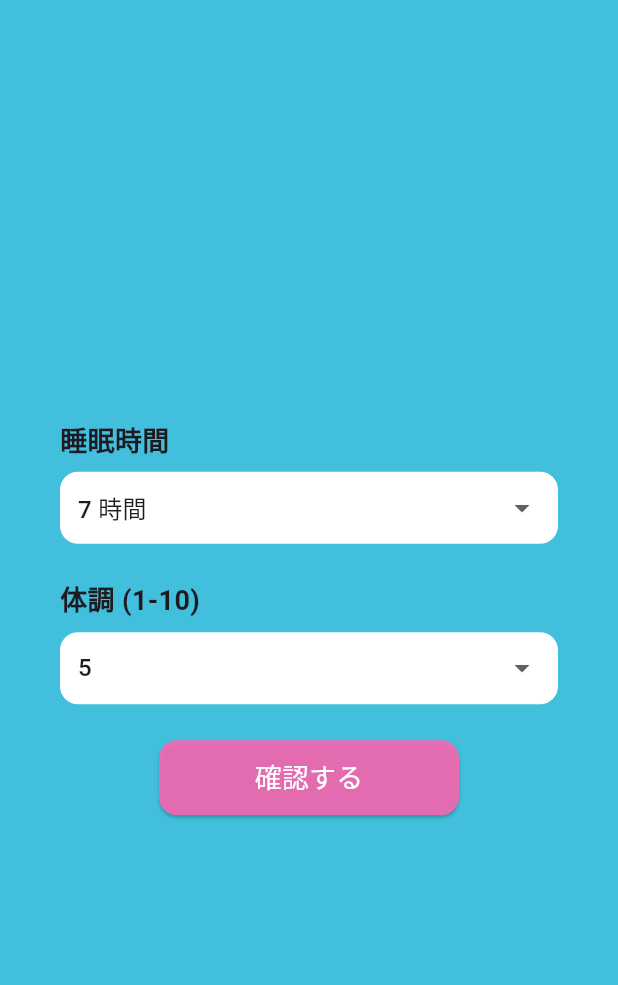
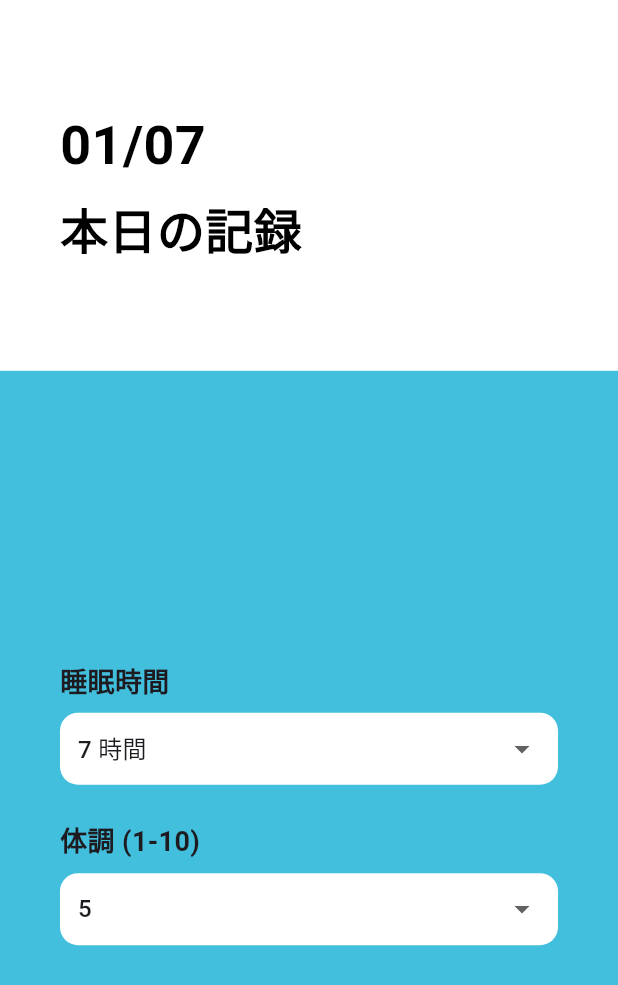
Before and after one commit to health-Care-App/health_care_app, a Flutter app: the SurveyScreen screen opened directly, on a phone screen of 412 x 824 dp. Shown: the top 985 px of the screen. Run offline on Flutter 3.47's test engine with Material 3 defaults, Android fonts, the light colour scheme and no system bars; our stand-ins replace audioplayers, cloud_firestore, firebase_auth, firebase_core, fl_chart, flutter_riverpod and 4 more; accounts and stored records are empty; statements that could not run were skipped.

Commit message:
fix survey

```diff
--- a/frontend/app/lib/survey.dart
+++ b/frontend/app/lib/survey.dart
@@ -1,4 +1,5 @@
 import 'package:flutter/material.dart';
+import 'package:intl/intl.dart';
 import 'package:app/api/sleep_time/post/fetch.dart';
 import 'package:app/api/health/post/fetch.dart';
 import 'package:app/chat/chat_screen.dart';
@@ -54,14 +55,55 @@ class _SurveyScreenState extends State<SurveyScreen> {
     }
   }
 
+  String getCurrentDate() {
+    final now = DateTime.now();
+    return DateFormat('MM/dd').format(now);
+  }
+
   @override
   Widget build(BuildContext context) {
     return Scaffold(
-      body: Container(
+      body: Column(
+        children: [
+          Container(
+            height: MediaQuery.of(context).size.height * 0.3, // 画面の縦幅の3割
+            width: double.infinity,
+            color: Colors.white,
+            child: Padding(
+              padding:
+                  const EdgeInsets.symmetric(horizontal: 40.0, vertical: 24.0),
+              child: Column(
+                crossAxisAlignment: CrossAxisAlignment.start,
+                mainAxisAlignment: MainAxisAlignment.center,
+                children: [
+                  Text(
+                    getCurrentDate(),
+                    style: const TextStyle(
+                      fontSize: 36,
+                      color: Colors.black,
+                      fontWeight: FontWeight.bold,
+                    ),
+                  ),
+                  const SizedBox(height: 8),
+                  const Text(
+                    '本日の記録',
+                    style: TextStyle(
+                      fontSize: 32,
+                      color: Colors.black,
+                      fontWeight: FontWeight.bold,
+                    ),
+                  ),
+                ],
+              ),
+            ),
+          ),
+          Expanded(
+            child: Container(
               width: double.infinity, // 背景を画面幅いっぱいに広げる
               color: baseColor, // 背景色を水色に設定
               child: Padding(
-          padding: const EdgeInsets.symmetric(horizontal: 40.0, vertical: 24.0),
+                padding: const EdgeInsets.symmetric(
+                    horizontal: 40.0, vertical: 24.0),
                 child: Column(
                   crossAxisAlignment: CrossAxisAlignment.start,
                   mainAxisAlignment: MainAxisAlignment.center,
@@ -71,7 +113,8 @@ class _SurveyScreenState extends State<SurveyScreen> {
                       children: [
                         const Text(
                           '睡眠時間',
-                    style: TextStyle(fontSize: 18, fontWeight: FontWeight.bold),
+                          style: TextStyle(
+                              fontSize: 18, fontWeight: FontWeight.bold),
                         ),
                         const SizedBox(height: 8),
                         Container(
@@ -111,7 +154,8 @@ class _SurveyScreenState extends State<SurveyScreen> {
                       children: [
                         const Text(
                           '体調 (1-10)',
-                    style: TextStyle(fontSize: 18, fontWeight: FontWeight.bold),
+                          style: TextStyle(
+                              fontSize: 18, fontWeight: FontWeight.bold),
                         ),
                         const SizedBox(height: 8),
                         Container(
@@ -145,35 +189,13 @@ class _SurveyScreenState extends State<SurveyScreen> {
                         ),
                       ],
                     ),
-              const SizedBox(height: 24),
-              Center(
-                child: SizedBox(
-                  width: 200,
-                  height: 50,
-                  child: ElevatedButton(
-                    style: ElevatedButton.styleFrom(
-                      backgroundColor: accentColor, // ボタンの色をaccentColorに変更
-                      shape: RoundedRectangleBorder(
-                        borderRadius: BorderRadius.circular(12),
-                      ),
-                    ),
-                    onPressed: isLoading ? null : submitSurvey,
-                    child: isLoading
-                        ? const CircularProgressIndicator(color: Colors.white)
-                        : const Text(
-                            '確認する',
-                            style: TextStyle(
-                              fontSize: 18,
-                              color: Colors.white,
-                            ),
+                  ],
                 ),
               ),
             ),
           ),
         ],
       ),
-        ),
-      ),
     );
   }
 }
```
Lines whose indentation alone changed are shown as unchanged.
